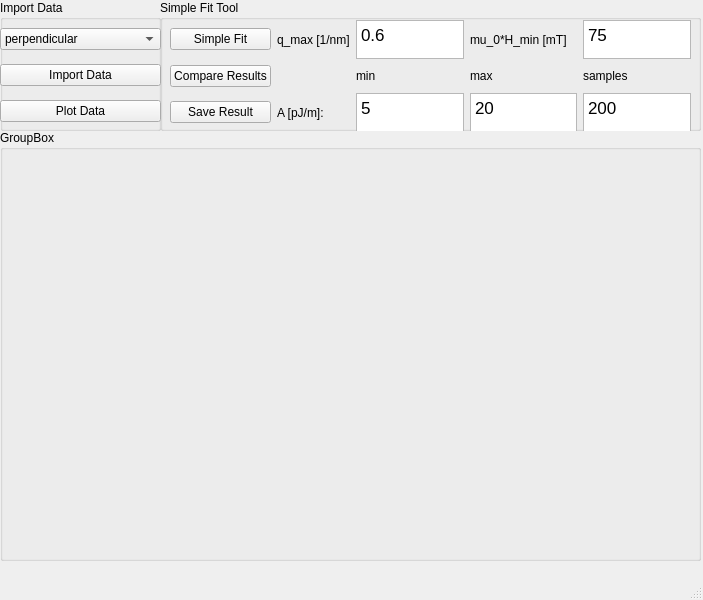
This is src/sas/qtgui/Utilities/MuMagTool/UI/MuMagUI.ui in SasView/sasview as Qt 5 draws it before an edit. The edited form follows.
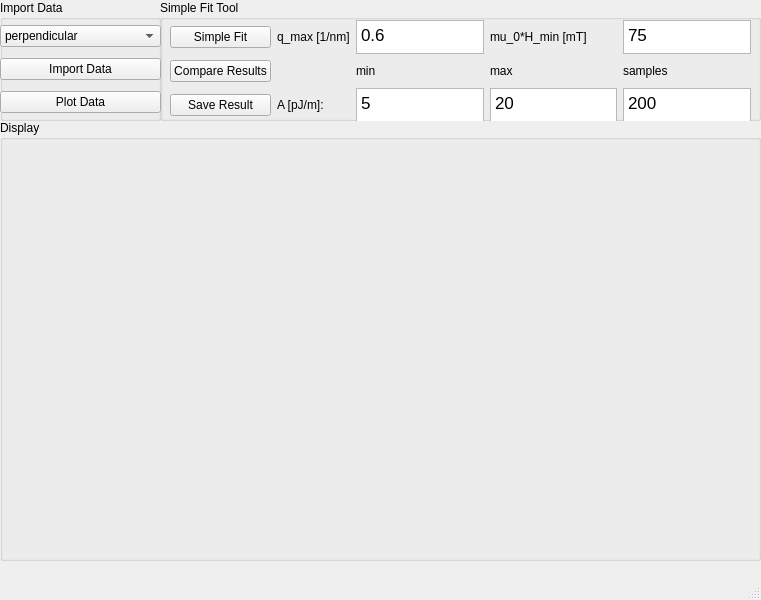
This is the edited form.

Commit message: Update: Plot in the UI window

Diff of the .ui file:
```diff
--- a/src/sas/qtgui/Utilities/MuMagTool/UI/MuMagUI.ui
+++ b/src/sas/qtgui/Utilities/MuMagTool/UI/MuMagUI.ui
@@ -6,7 +6,7 @@
    <rect>
     <x>0</x>
     <y>0</y>
-    <width>703</width>
+    <width>761</width>
     <height>600</height>
    </rect>
   </property>
@@ -20,7 +20,7 @@
       <x>0</x>
       <y>0</y>
       <width>161</width>
-      <height>131</height>
+      <height>121</height>
      </rect>
     </property>
     <property name="title">
@@ -32,7 +32,7 @@
        <x>0</x>
        <y>20</y>
        <width>161</width>
-       <height>111</height>
+       <height>101</height>
       </rect>
      </property>
      <layout class="QGridLayout" name="gridLayout">
@@ -50,7 +50,7 @@
         </property>
        </widget>
       </item>
-      <item row="1" column="0">
+      <item row="0" column="0">
        <widget class="QComboBox" name="ScatteringGeometrySelect">
         <item>
          <property name="text">
@@ -72,8 +72,8 @@
      <rect>
       <x>160</x>
       <y>0</y>
-      <width>541</width>
-      <height>131</height>
+      <width>601</width>
+      <height>121</height>
      </rect>
     </property>
     <property name="title">
@@ -84,8 +84,8 @@
       <rect>
        <x>10</x>
        <y>20</y>
-       <width>521</width>
-       <height>111</height>
+       <width>581</width>
+       <height>101</height>
       </rect>
      </property>
      <layout class="QGridLayout" name="gridLayout_2">
@@ -214,21 +214,21 @@
     <property name="geometry">
      <rect>
       <x>0</x>
-      <y>130</y>
-      <width>701</width>
-      <height>431</height>
+      <y>120</y>
+      <width>761</width>
+      <height>441</height>
      </rect>
     </property>
     <property name="title">
-     <string>GroupBox</string>
+     <string>Display</string>
     </property>
     <widget class="QWidget" name="PlotDisplayPanel" native="true">
      <property name="geometry">
       <rect>
-       <x>20</x>
-       <y>40</y>
-       <width>501</width>
-       <height>221</height>
+       <x>0</x>
+       <y>20</y>
+       <width>761</width>
+       <height>411</height>
       </rect>
      </property>
     </widget>
```
Left out of the diff: 2 changed lines with no effect on the pictures. The commit also changes 4 other files.
